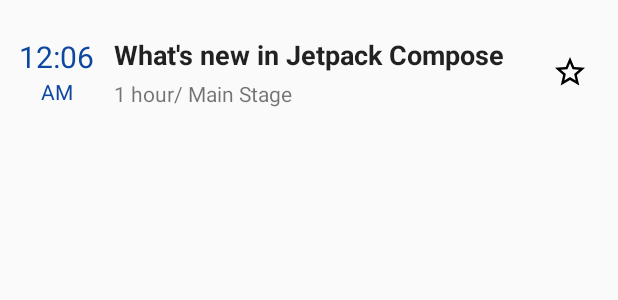
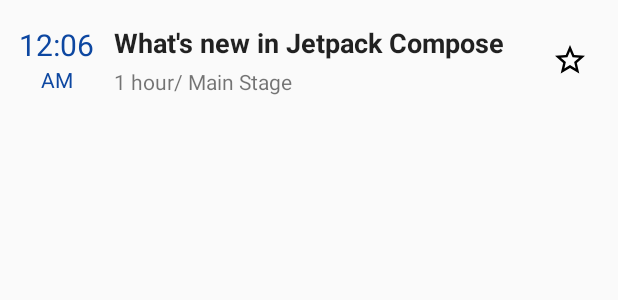
Before and after one commit to ADGevents/android-droidcon-madrid-19, an Android app: the layout session_row.xml on its own in the app's theme, with its tools: preview values and no code run, on a phone screen of 412 x 824 dp. Shown: the top 300 px of the screen. Run offline under Robolectric (Android 15) with nearby library versions, the phone set to English and light mode, and no system bars; Roboto replaces fonts that are not available here.

Commit message:
Minor UI changes

```diff
--- a/schedule/src/main/res/layout/schedule_fragment.xml
+++ b/schedule/src/main/res/layout/schedule_fragment.xml
@@ -41,6 +41,7 @@
                 android:layout_height="?actionBarSize"
                 app:tabIndicator="@drawable/tab_indicator"
                 app:tabTextAppearance="@style/TextAppearance.Tab"
+                app:tabIndicatorColor="@color/colorPrimaryDark"
                 app:tabUnboundedRipple="false" />
 
     </com.google.android.material.appbar.AppBarLayout>
--- a/schedule/src/main/res/layout/session_row.xml
+++ b/schedule/src/main/res/layout/session_row.xml
@@ -8,8 +8,8 @@
     android:clickable="true"
     android:focusable="true"
     android:paddingStart="8dp"
-    android:paddingTop="24dp"
-    android:paddingBottom="24dp">
+    android:paddingTop="16dp"
+    android:paddingBottom="16dp">
 
     <LinearLayout
         android:id="@+id/timeColumn"
```
